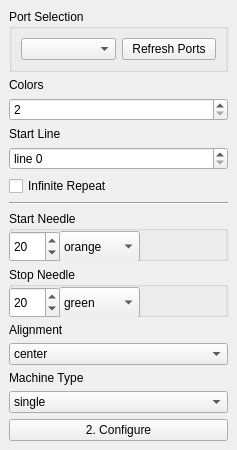
This is software/python/ayab/plugins/ayab_plugin/ayab_options.ui in AllYarnsAreBeautiful/ayab-desktop as Qt 5 draws it before an edit. The edited form follows.
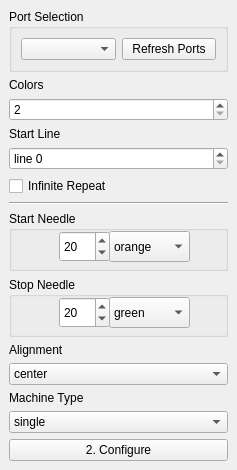
This is the edited form.

Commit message: fixed placement of needle settings for windows

What changed in the file:
```diff
--- a/software/python/ayab/plugins/ayab_plugin/ayab_options.ui
+++ b/software/python/ayab/plugins/ayab_plugin/ayab_options.ui
@@ -7,7 +7,7 @@
     <x>0</x>
     <y>0</y>
     <width>237</width>
-    <height>510</height>
+    <height>530</height>
    </rect>
   </property>
   <property name="features">
@@ -102,7 +102,7 @@
       <property name="minimumSize">
        <size>
         <width>0</width>
-        <height>50</height>
+        <height>60</height>
        </size>
       </property>
       <property name="title">
@@ -111,7 +111,7 @@
       <widget class="QComboBox" name="start_needle_color">
        <property name="geometry">
         <rect>
-         <x>50</x>
+         <x>100</x>
          <y>20</y>
          <width>81</width>
          <height>31</height>
@@ -131,7 +131,7 @@
       <widget class="QSpinBox" name="start_needle_edit">
        <property name="geometry">
         <rect>
-         <x>0</x>
+         <x>50</x>
          <y>20</y>
          <width>51</width>
          <height>31</height>
@@ -157,7 +157,7 @@
       <property name="minimumSize">
        <size>
         <width>0</width>
-        <height>50</height>
+        <height>60</height>
        </size>
       </property>
       <property name="title">
@@ -166,7 +166,7 @@
       <widget class="QComboBox" name="stop_needle_color">
        <property name="geometry">
         <rect>
-         <x>50</x>
+         <x>100</x>
          <y>20</y>
          <width>81</width>
          <height>31</height>
@@ -186,7 +186,7 @@
       <widget class="QSpinBox" name="stop_needle_edit">
        <property name="geometry">
         <rect>
-         <x>0</x>
+         <x>50</x>
          <y>20</y>
          <width>51</width>
          <height>31</height>
```
The commit also changes 1 other file.
